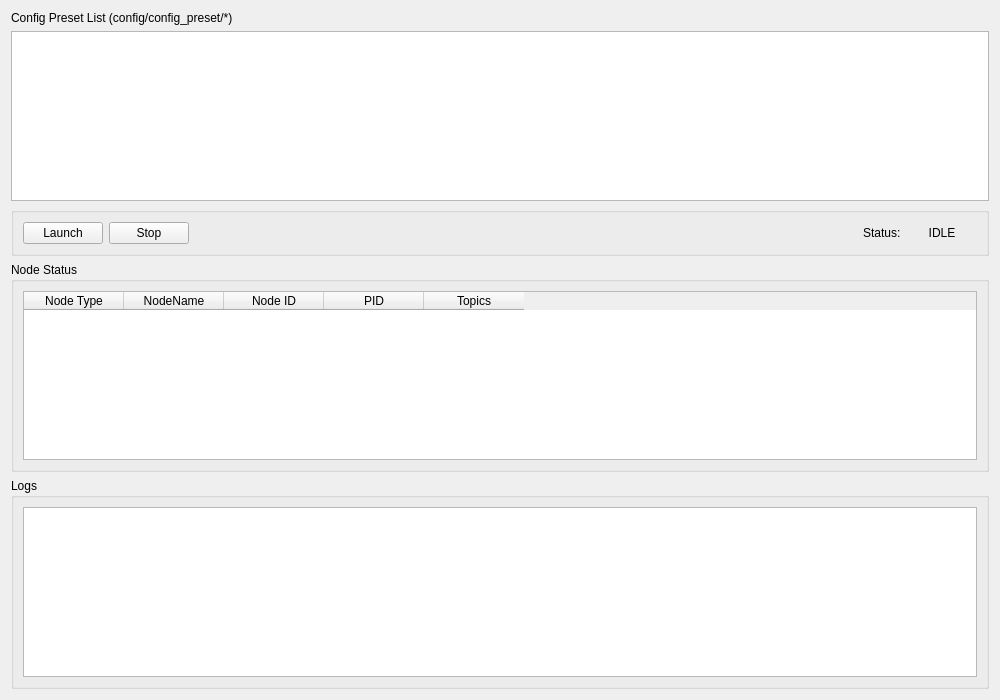
This is gui/monitor_tab.ui in Joshua-AI-Robotics/Joshua as Qt 5 draws it before an edit. The edited form follows.
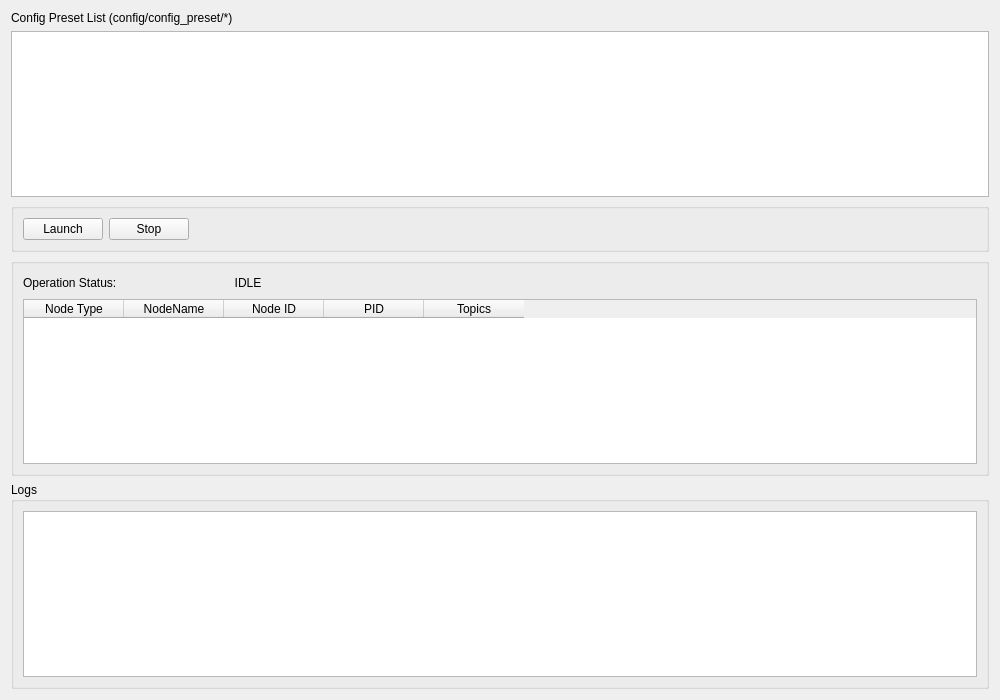
This is the edited form.

```diff
--- a/gui/monitor_tab.ui
+++ b/gui/monitor_tab.ui
@@ -61,10 +61,23 @@
           </property>
          </spacer>
         </item>
+       </layout>
+      </widget>
+     </item>
+    </layout>
+   </item>
+   <item>
+    <widget class="QGroupBox" name="nodesGroup">
+     <property name="title">
+      <string/>
+     </property>
+     <layout class="QVBoxLayout" name="nodesLayout">
+      <item>
+       <layout class="QHBoxLayout" name="node_status_horizontalLayout">
         <item>
          <widget class="QLabel" name="label_2">
           <property name="text">
-           <string>Status:</string>
+           <string>Operation Status:</string>
           </property>
          </widget>
         </item>
@@ -78,7 +91,7 @@
           </property>
           <property name="minimumSize">
            <size>
-            <width>70</width>
+            <width>250</width>
             <height>0</height>
            </size>
           </property>
@@ -96,17 +109,21 @@
           </property>
          </widget>
         </item>
+        <item>
+         <spacer name="horizontalSpacer">
+          <property name="orientation">
+           <enum>Qt::Orientation::Horizontal</enum>
+          </property>
+          <property name="sizeHint" stdset="0">
+           <size>
+            <width>40</width>
+            <height>20</height>
+           </size>
+          </property>
+         </spacer>
+        </item>
        </layout>
-      </widget>
-     </item>
-    </layout>
-   </item>
-   <item>
-    <widget class="QGroupBox" name="nodesGroup">
-     <property name="title">
-      <string>Node Status</string>
-     </property>
-     <layout class="QVBoxLayout" name="nodesLayout">
+      </item>
       <item>
        <widget class="QTableWidget" name="nodeTable">
         <column>
```
